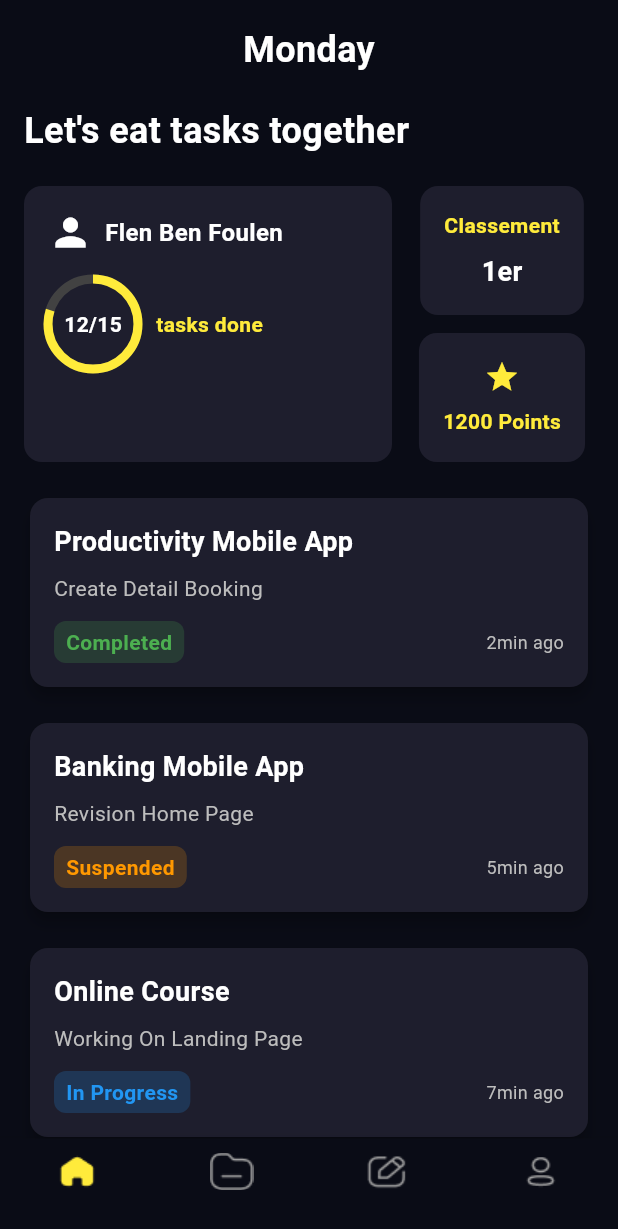
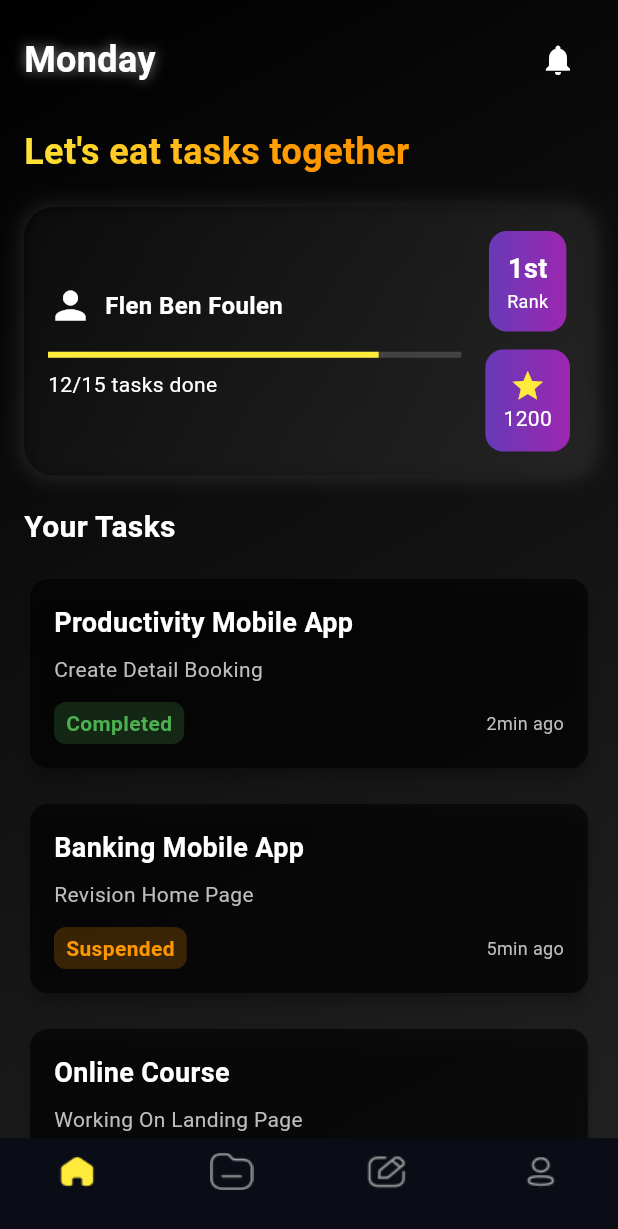
Before and after one commit to Nawrasha/gamytask, a Flutter app: the screen it shows after launch, on a phone screen of 412 x 824 dp. Shown: the top 1229 px of the screen. Run offline on Flutter 3.47's test engine with Material 3 defaults, Android fonts, the phone set to English and light mode, and no system bars; Roboto replaces fonts that are missing (arcade).

Commit message:
new version 24/02/2025 1:24AM

```diff
--- a/lib/main.dart
+++ b/lib/main.dart
@@ -44,8 +44,8 @@
   final List<Widget> _pages = [
     const TaskManagerScreen(), // Your existing Task Manager screen
     const StatsPage(), // Example: A stats page
+    const NotePage(),
     const ProfilePage(), // Example: A profile page
-    const NotePage(),
 
   ];
 
--- a/lib/task_manager_screen.dart
+++ b/lib/task_manager_screen.dart
@@ -19,42 +19,81 @@ class TaskManagerScreen extends StatelessWidget {
 
   @override
   Widget build(BuildContext context) {
-    return SafeArea(
+    return Scaffold(
+      body: Container(
+        decoration: BoxDecoration(
+          gradient: LinearGradient(
+            begin: Alignment.topLeft,
+            end: Alignment.bottomRight,
+            colors: [
+              Colors.black,
+              Colors.grey.shade900,
+            ],
+          ),
+        ),
+        child: SafeArea(
           child: SingleChildScrollView(
             padding: const EdgeInsets.all(16.0),
             child: Column(
               crossAxisAlignment: CrossAxisAlignment.start,
               children: [
-            // Add today's name widget here
-            Center(
-              child: Text(
+                // Header
+                Row(
+                  mainAxisAlignment: MainAxisAlignment.spaceBetween,
+                  children: [
+                    Text(
                       getTodaysName(),
-                style: const TextStyle(
+                      style: TextStyle(
                         fontFamily: 'arcade',
                         fontSize: 24,
                         fontWeight: FontWeight.bold,
-                  color: Colors.white, // White text for the heading
+                        color: Colors.white,
+                        shadows: [
+                          Shadow(
+                            blurRadius: 10.0,
+                            color: Colors.white.withOpacity(0.5),
+                            offset: Offset(0, 0),
+                          ),
+                        ],
                       ),
                     ),
+                    IconButton(
+                      icon: Icon(Icons.notifications, color: Colors.white),
+                      onPressed: () {},
                     ),
-            const SizedBox(height: 20), // Add some spacing
-            const Text(
+                  ],
+                ),
+                const SizedBox(height: 20),
+                Text(
                   "Let's eat tasks together",
                   style: TextStyle(
                     fontFamily: 'arcade',
                     fontSize: 24,
                     fontWeight: FontWeight.bold,
-                color: Colors.white, // White text for the heading
+                    foreground: Paint()
+                      ..shader = LinearGradient(
+                        colors: [Colors.yellow, Colors.orange],
+                      ).createShader(Rect.fromLTWH(0, 0, 200, 70)),
                   ),
                 ),
                 const SizedBox(height: 20),
 
-            // Add the dashboard widget here
+                // Dashboard
                 _buildDashboard(),
 
                 const SizedBox(height: 20),
 
-            // Add the task cards
+                // Task List
+                Text(
+                  "Your Tasks",
+                  style: TextStyle(
+                    fontFamily: 'arcade',
+                    fontSize: 20,
+                    fontWeight: FontWeight.bold,
+                    color: Colors.white,
+                  ),
+                ),
+                const SizedBox(height: 16),
                 _buildTaskCard(
                   title: 'Productivity Mobile App',
                   subtitle: 'Create Detail Booking',
@@ -78,15 +117,9 @@ class TaskManagerScreen extends StatelessWidget {
                   time: '7min ago',
                   color: Colors.blue,
                 ),
-            const SizedBox(height: 16),
-            _buildTaskCard(
-              title: 'Online Course',
-              subtitle: 'Working On Landing Page',
-              status: 'In Progress',
-              time: '7min ago',
-              color: Colors.blue,
+              ],
             ),
-          ],
+          ),
         ),
       ),
     );
@@ -94,29 +127,41 @@ class TaskManagerScreen extends StatelessWidget {
 
   // Widget for the Dashboard
   Widget _buildDashboard() {
-    return IntrinsicHeight( // Ensure both sides have equal height
+    return Container(
+      padding: const EdgeInsets.all(16.0),
+      decoration: BoxDecoration(
+        gradient: LinearGradient(
+          begin: Alignment.topLeft,
+          end: Alignment.bottomRight,
+          colors: [
+            Colors.black.withOpacity(0.6),
+            Colors.grey.shade900.withOpacity(0.6),
+          ],
+        ),
+        borderRadius: BorderRadius.circular(20),
+        boxShadow: [
+          BoxShadow(
+            color: Colors.white.withOpacity(0.1),
+            blurRadius: 10,
+            spreadRadius: 2,
+          ),
+        ],
+      ),
       child: Row(
-        crossAxisAlignment: CrossAxisAlignment.stretch,
         children: [
           // User Info and Progress
           Expanded(
-            flex: 2,
-            child: Container(
-              padding: const EdgeInsets.all(16.0),
-              decoration: BoxDecoration(
-                color: const Color(0xFF1E1E2D),
-                borderRadius: BorderRadius.circular(12),
-              ),
             child: Column(
               crossAxisAlignment: CrossAxisAlignment.start,
               children: [
-                  const Row(
+                Row(
                   children: [
                     Icon(Icons.person, size: 30, color: Colors.white),
-                      SizedBox(width: 8),
+                    const SizedBox(width: 8),
                     Text(
                       "Flen Ben Foulen",
                       style: TextStyle(
+                        fontFamily: 'arcade',
                         fontSize: 16,
                         fontWeight: FontWeight.bold,
                         color: Colors.white,
@@ -125,112 +170,81 @@ class TaskManagerScreen extends StatelessWidget {
                   ],
                 ),
                 const SizedBox(height: 16),
-                  Row(
-                    children: [
-                      // Circular progress indicator
-                      Stack(
-                        alignment: Alignment.center,
-                        children: [
-                          SizedBox(
-                            height: 60,
-                            width: 60,
-                            child: CircularProgressIndicator(
-                              value: 12 / 15, // Percentage progress (12 of 15 tasks)
-                              color: Colors.yellow,
+                LinearProgressIndicator(
+                  value: 12 / 15,
                   backgroundColor: Colors.grey[800],
-                              strokeWidth: 6,
-                            ),
-                          ),
-                          const Text(
-                            "12/15",
-                            style: TextStyle(
-                              fontWeight: FontWeight.bold,
-                              color: Colors.white,
-                            ),
-                          ),
-                        ],
-                      ),
-                      const SizedBox(width: 12),
-                      const Text(
-                        "tasks done",
-                        style: TextStyle(
-                          fontSize: 14,
-                          fontWeight: FontWeight.bold,
                   color: Colors.yellow,
                 ),
-                      ),
-                    ],
-                  ),
-                ],
-              ),
-            ),
-          ),
-
-          const SizedBox(width: 12),
-
-          // Ranking and Points
-          Expanded(
-            flex: 1,
-            child: Column(
-              children: [
-                Expanded(
-                  child: Container(
-                    padding: const EdgeInsets.all(16.0),
-                    decoration: BoxDecoration(
-                      color: const Color(0xFF1E1E2D),
-                      borderRadius: BorderRadius.circular(12),
-                    ),
-                    child: const Column(
-                      mainAxisAlignment: MainAxisAlignment.center,
-                      children: [
+                const SizedBox(height: 8),
                 Text(
-                          "Classement",
+                  "12/15 tasks done",
                   style: TextStyle(
+                    fontFamily: 'arcade',
                     fontSize: 14,
-                            fontWeight: FontWeight.bold,
-                            color: Colors.yellow,
-                          ),
-                        ),
-                        SizedBox(height: 8),
-                        Text(
-                          "1er",
-                          style: TextStyle(
-                            fontSize: 18,
-                            fontWeight: FontWeight.bold,
                     color: Colors.white,
                   ),
                 ),
               ],
             ),
           ),
+          const SizedBox(width: 16),
+          // Ranking and Points
+          Column(
+            children: [
+              Container(
+                padding: const EdgeInsets.all(12),
+                decoration: BoxDecoration(
+                  gradient: LinearGradient(
+                    colors: [Colors.deepPurple, Colors.purple],
                   ),
-                const SizedBox(height: 12),
-                Expanded(
-                  child: Container(
-                    padding: const EdgeInsets.all(16.0),
-                    decoration: BoxDecoration(
-                      color: const Color(0xFF1E1E2D),
                   borderRadius: BorderRadius.circular(12),
                 ),
-                    child: const Column(
-                      mainAxisAlignment: MainAxisAlignment.center,
+                child: Column(
                   children: [
-                        Icon(Icons.star, color: Colors.yellow, size: 24),
-                        SizedBox(height: 8),
                     Text(
-                          "1200 Points",
+                      "1st",
                       style: TextStyle(
-                            fontSize: 14,
+                        fontFamily: 'arcade',
+                        fontSize: 18,
                         fontWeight: FontWeight.bold,
-                            color: Colors.yellow,
+                        color: Colors.white,
+                      ),
+                    ),
+                    Text(
+                      "Rank",
+                      style: TextStyle(
+                        fontFamily: 'arcade',
+                        fontSize: 12,
+                        color: Colors.white,
                       ),
                     ),
                   ],
                 ),
               ),
+              const SizedBox(height: 12),
+              Container(
+                padding: const EdgeInsets.all(12),
+                decoration: BoxDecoration(
+                  gradient: LinearGradient(
+                    colors: [Colors.deepPurple, Colors.purple],
+                  ),
+                  borderRadius: BorderRadius.circular(12),
+                ),
+                child: Column(
+                  children: [
+                    Icon(Icons.star, color: Colors.yellow, size: 24),
+                    Text(
+                      "1200",
+                      style: TextStyle(
+                        fontFamily: 'arcade',
+                        fontSize: 14,
+                        color: Colors.white,
+                      ),
                     ),
                   ],
                 ),
+              ),
+            ],
           ),
         ],
       ),
@@ -247,7 +261,7 @@ class TaskManagerScreen extends StatelessWidget {
   }) {
     return Card(
       elevation: 4,
-      color: const Color(0xFF1E1E2D), // Dark card background
+      color: Colors.black.withOpacity(0.6),
       shape: RoundedRectangleBorder(
         borderRadius: BorderRadius.circular(12),
       ),
@@ -258,18 +272,20 @@ class TaskManagerScreen extends StatelessWidget {
           children: [
             Text(
               title,
-              style: const TextStyle(
+              style: TextStyle(
+                fontFamily: 'arcade',
                 fontSize: 18,
                 fontWeight: FontWeight.bold,
-                color: Colors.white, // White text for title
+                color: Colors.white,
               ),
             ),
             const SizedBox(height: 8),
             Text(
               subtitle,
               style: TextStyle(
+                fontFamily: 'arcade',
                 fontSize: 14,
-                color: Colors.grey[400], // Light gray text for subtitle
+                color: Colors.grey[400],
               ),
             ),
             const SizedBox(height: 12),
@@ -284,6 +300,7 @@ class TaskManagerScreen extends StatelessWidget {
                   child: Text(
                     status,
                     style: TextStyle(
+                      fontFamily: 'arcade',
                       color: color,
                       fontWeight: FontWeight.bold,
                     ),
@@ -293,8 +310,9 @@ class TaskManagerScreen extends StatelessWidget {
                 Text(
                   time,
                   style: TextStyle(
+                    fontFamily: 'arcade',
                     fontSize: 12,
-                    color: Colors.grey[400], // Light gray text for time
+                    color: Colors.grey[400],
                   ),
                 ),
               ],
```
Also changed, not shown: lib/profile_page.dart (+176 -107 lines). Lines whose indentation alone changed are shown as unchanged.
